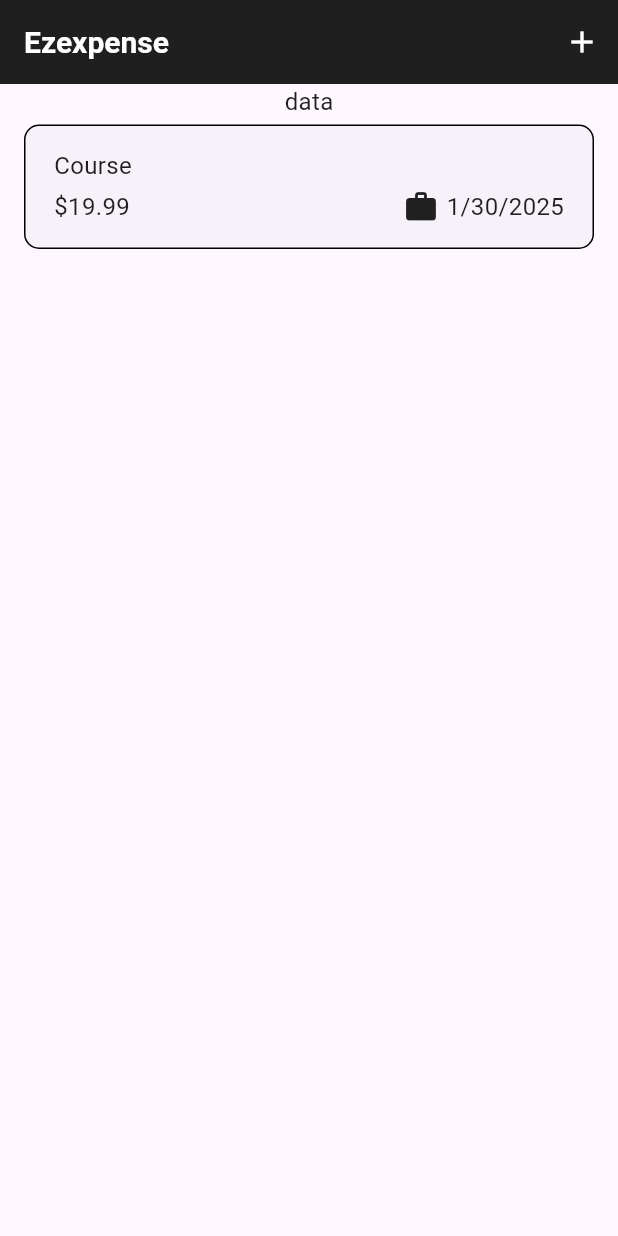
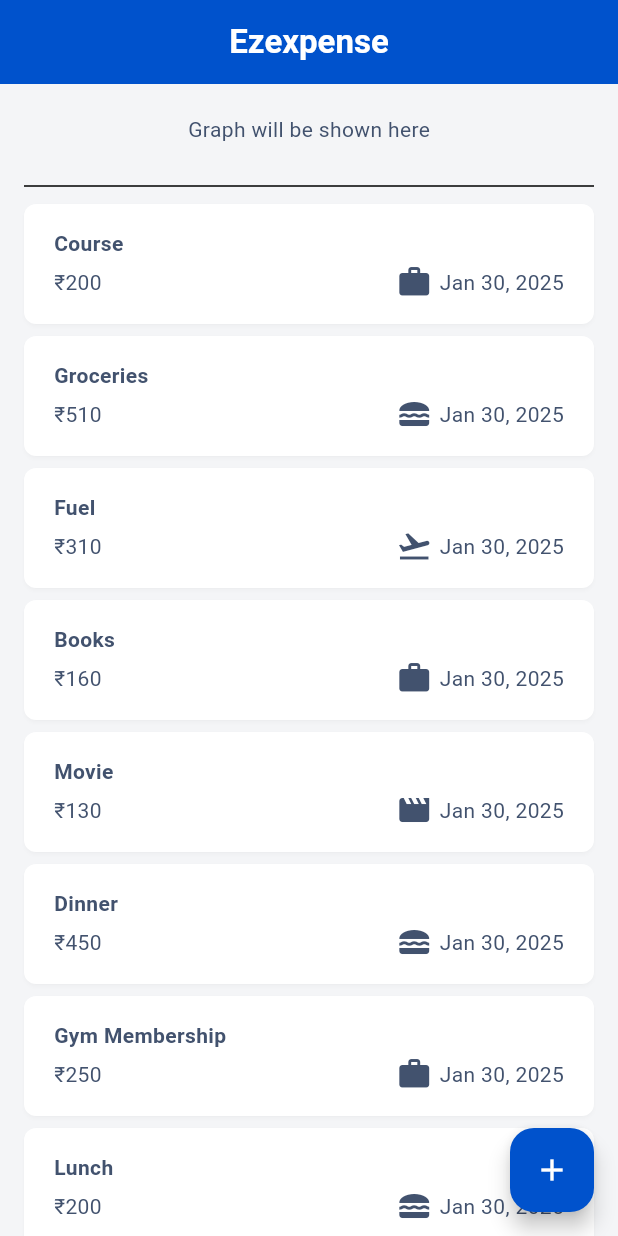
Before and after one commit to ptuxnet/Ezexpenses, a Flutter app: the screen it shows after launch, on a phone screen of 412 x 824 dp. Run offline on Flutter 3.47's test engine with Material 3 defaults, Android fonts, the phone set to English and light mode, and no system bars; drawn by our look-alikes of flutter_slidable.

Commit message:
Change UI and add light theme

```diff
--- a/lib/main.dart
+++ b/lib/main.dart
@@ -1,3 +1,4 @@
+import 'package:ezexpense/themes/color_theme.dart';
 import 'package:ezexpense/widget/expenses.dart';
 import 'package:flutter/material.dart';
 
@@ -11,53 +12,7 @@ class MyApp extends StatelessWidget {
   @override
   Widget build(BuildContext context) {
     return MaterialApp(
-      theme: ThemeData(
-        primaryColor: const Color(0xFF201F1F),
-        primarySwatch: Colors.grey,
-        hintColor: const Color(0xFFACB6B2), // Spun Pearl
-        brightness: Brightness.light,
-        appBarTheme: const AppBarTheme(
-          color: Color(0xFF201F1F), // Dark Black
-          titleTextStyle: TextStyle(
-            color: Colors.white,
-            fontSize: 20,
-            fontWeight: FontWeight.bold,
-          ),
-          iconTheme: IconThemeData(color: Colors.white),
-        ),
-        buttonTheme: const ButtonThemeData(
-          buttonColor: Color(0xFF201F1F), // Dark Black
-          textTheme: ButtonTextTheme.primary,
-        ),
-        textTheme: const TextTheme(
-          displayLarge: TextStyle(
-            fontSize: 32,
-            fontWeight: FontWeight.bold,
-            color: Color(0xFF201F1F), // Dark Black
-          ),
-          titleLarge: TextStyle(
-            fontSize: 20,
-            fontWeight: FontWeight.bold,
-            color: Color(0xFF201F1F), // Dark Black
-          ),
-          bodyMedium: TextStyle(
-            fontSize: 16,
-            color: Color(0xFF201F1F), // Dark Black
-          ),
-          labelLarge: TextStyle(
-            fontSize: 14,
-            fontWeight: FontWeight.bold,
-            color: Colors.white, // White color for button text
-          ),
-        ),
-        inputDecorationTheme: const InputDecorationTheme(
-          border: OutlineInputBorder(),
-          focusedBorder: OutlineInputBorder(
-            borderSide: BorderSide(color: Color(0xFF201F1F)), // Dark Black
-          ),
-          labelStyle: TextStyle(color: Color(0xFF201F1F)), // Dark Black
-        ),
-      ),
+      theme: appTheme,
       home: const Expenses(),
       debugShowCheckedModeBanner: false,
     );
--- a/lib/model/expense_model.dart
+++ b/lib/model/expense_model.dart
@@ -4,7 +4,7 @@ import 'package:uuid/uuid.dart';
 
 const uuid = Uuid();
 
-final formatter = DateFormat.yMd();
+final formatter = DateFormat.yMMMd();
 
 enum Category { food, travel, leisure, work }
 
@@ -25,7 +25,7 @@ class Expense {
 
   final String id;
   final String title;
-  final double amount;
+  final int amount;
   final DateTime date;
   final Category category;
 
--- /dev/null
+++ b/lib/themes/color_theme.dart
@@ -0,0 +1,41 @@
+import 'package:flutter/material.dart';
+
+final ThemeData appTheme = ThemeData(
+  primaryColor: const Color(0xFF0052CC), // Brand Primary Default 600
+  colorScheme: const ColorScheme(
+    primary: Color(0xFF0052CC), // Brand Primary Default 600
+    secondary: Color(0xFF253858), // Secondary Default 600
+    surface: Color(0xFFFFFFFF),
+    error: Color(0xFFDE350B), // Error Default 600
+    onPrimary: Colors.white,
+    onSecondary: Colors.white,
+    onSurface: Colors.black,
+    onError: Colors.white,
+    brightness: Brightness.light,
+  ),
+  scaffoldBackgroundColor: const Color(0xFFF4F5F7),
+  appBarTheme: const AppBarTheme(
+    color: Color(0xFF0052CC),
+    elevation: 0,
+    iconTheme: IconThemeData(color: Colors.white),
+  ),
+  buttonTheme: const ButtonThemeData(
+    buttonColor: Color(0xFF0052CC),
+    textTheme: ButtonTextTheme.primary,
+  ),
+  textTheme: const TextTheme(
+    displayLarge: TextStyle(
+        fontSize: 32, fontWeight: FontWeight.bold, color: Color(0xFF172B4D)),
+    displayMedium: TextStyle(
+        fontSize: 28, fontWeight: FontWeight.bold, color: Color(0xFF172B4D)),
+    bodyLarge: TextStyle(fontSize: 16, color: Color(0xFF42526E)),
+    bodyMedium: TextStyle(fontSize: 14, color: Color(0xFF42526E)),
+    bodySmall: TextStyle(fontSize: 12, color: Color(0xFF6B778C)),
+  ),
+  cardTheme: CardTheme(
+    color: Colors.white,
+    shadowColor: Colors.black12,
+    shape: RoundedRectangleBorder(borderRadius: BorderRadius.circular(8)),
+  ),
+  iconTheme: const IconThemeData(color: Color(0xFF42526E)),
+);
--- a/lib/widget/expenses.dart
+++ b/lib/widget/expenses.dart
@@ -14,7 +14,67 @@ class _ExpensesState extends State<Expenses> {
   final List<Expense> _registeredExpenses = [
     Expense(
       title: 'Course',
-      amount: 19.99,
+      amount: 200,
+      date: DateTime.now(),
+      category: Category.work,
+    ),
+    Expense(
+      title: 'Groceries',
+      amount: 510,
+      date: DateTime.now(),
+      category: Category.food,
+    ),
+    Expense(
+      title: 'Fuel',
+      amount: 310,
+      date: DateTime.now(),
+      category: Category.travel,
+    ),
+    Expense(
+      title: 'Books',
+      amount: 160,
+      date: DateTime.now(),
+      category: Category.work,
+    ),
+    Expense(
+      title: 'Movie',
+      amount: 130,
+      date: DateTime.now(),
+      category: Category.leisure,
+    ),
+    Expense(
+      title: 'Dinner',
+      amount: 450,
+      date: DateTime.now(),
+      category: Category.food,
+    ),
+    Expense(
+      title: 'Gym Membership',
+      amount: 250,
+      date: DateTime.now(),
+      category: Category.work,
+    ),
+    Expense(
+      title: 'Lunch',
+      amount: 200,
+      date: DateTime.now(),
+      category: Category.food,
+    ),
+    Expense(
+      title: 'Taxi',
+      amount: 150,
+      date: DateTime.now(),
+      category: Category.travel,
+    ),
+    Expense(
+      title: 'Concert',
+      amount: 6000,
+      date: DateTime.now(),
+      category: Category.leisure,
+    ),
+    Expense(
+      title: 'Office Supplies',
+      amount: 350,
       date: DateTime.now(),
       category: Category.work,
     ),
@@ -47,11 +107,10 @@ class _ExpensesState extends State<Expenses> {
     ScaffoldMessenger.of(context).clearSnackBars();
     ScaffoldMessenger.of(context).showSnackBar(
       SnackBar(
-        backgroundColor: Colors.indigo,
-        behavior: SnackBarBehavior.floating,
+        duration: const Duration(seconds: 2),
         content: const Text('Your Expense has been deleted'),
         action: SnackBarAction(
-          label: 'Undo',
+          label: 'UNDO',
           onPressed: () {
             setState(() {
               _registeredExpenses.insert(expenseIndex, expense);
@@ -76,24 +135,37 @@ class _ExpensesState extends State<Expenses> {
     }
     return Scaffold(
       appBar: AppBar(
-        title: const Text('Ezexpense'),
-        actions: [
-          IconButton(
-            onPressed: _openAddExpenseOverlay,
-            icon: const Icon(Icons.add),
-          ),
-        ],
+        centerTitle: true,
+        backgroundColor: Theme.of(context).primaryColor,
+        title: const Text(
+          'Ezexpense',
+          style: TextStyle(color: Colors.white, fontWeight: FontWeight.bold),
+        ),
       ),
       body: Center(
         child: Column(
           children: [
-            const Text('data'),
+            const SizedBox(
+              height: 20,
+            ),
+            const Text('Graph will be shown here'),
+            const SizedBox(
+              height: 20,
+            ),
+            const Padding(
+              padding: EdgeInsets.symmetric(horizontal: 16.0),
+              child: Divider(),
+            ),
             Expanded(
               child: mainContent,
             )
           ],
         ),
       ),
+      floatingActionButton: FloatingActionButton(
+        onPressed: _openAddExpenseOverlay,
+        child: const Icon(Icons.add),
+      ),
     );
   }
 }
--- a/lib/widget/expenses_item.dart
+++ b/lib/widget/expenses_item.dart
@@ -14,10 +14,7 @@ class ExpensesItem extends StatelessWidget {
     return Padding(
       padding: const EdgeInsets.symmetric(horizontal: 12),
       child: Card(
-        elevation: 0.0,
-        shape: OutlineInputBorder(
-          borderRadius: BorderRadius.circular(10),
-        ),
+        elevation: 1.0,
         child: Padding(
           padding: const EdgeInsets.symmetric(
             horizontal: 20,
@@ -26,13 +23,16 @@ class ExpensesItem extends StatelessWidget {
           child: Column(
             crossAxisAlignment: CrossAxisAlignment.start,
             children: [
-              Text(expense.title),
+              Text(
+                expense.title,
+                style: const TextStyle(fontWeight: FontWeight.bold),
+              ),
               const SizedBox(
                 height: 4,
               ),
               Row(
                 children: [
-                  Text('\$${expense.amount.toStringAsFixed(2)}'),
+                  Text('₹${expense.amount}'),
                   const Spacer(),
                   Row(
                     children: [
--- a/lib/widget/expenses_list.dart
+++ b/lib/widget/expenses_list.dart
@@ -1,6 +1,7 @@
 import 'package:ezexpense/model/expense_model.dart';
 import 'package:ezexpense/widget/expenses_item.dart';
 import 'package:flutter/material.dart';
+import 'package:flutter_slidable/flutter_slidable.dart';
 
 class ExpensesList extends StatelessWidget {
   const ExpensesList({
@@ -16,8 +17,58 @@ class ExpensesList extends StatelessWidget {
   Widget build(BuildContext context) {
     return ListView.builder(
       itemCount: expenses.length,
-      itemBuilder: (ctx, index) => ExpensesItem(
-        expenses[index],
+      itemBuilder: (ctx, index) => Slidable(
+        closeOnScroll: true,
+        endActionPane: ActionPane(
+          motion: const ScrollMotion(),
+          children: [
+            SlidableAction(
+              onPressed: (context) {},
+              backgroundColor: Colors.white,
+              foregroundColor: Colors.black,
+              icon: Icons.edit_sharp,
+              label: 'Edit',
+              borderRadius: BorderRadius.circular(10),
+            ),
+            SlidableAction(
+              onPressed: (context) =>
+                  _showConfirmationDialog(context, expenses[index]),
+              backgroundColor: Colors.red.shade400,
+              foregroundColor: Colors.white,
+              icon: Icons.delete,
+              label: 'Delete',
+              borderRadius: BorderRadius.circular(10),
+            ),
+          ],
+        ),
+        child: ExpensesItem(
+          expenses[index],
+        ),
+      ),
+    );
+  }
+
+  void _showConfirmationDialog(BuildContext context, Expense expense) {
+    showDialog(
+      context: context,
+      builder: (ctx) => AlertDialog(
+        title: const Text('Confirm Deletion'),
+        content: const Text('Are you sure you want to delete this expense?'),
+        actions: [
+          TextButton(
+            onPressed: () {
+              Navigator.of(ctx).pop();
+            },
+            child: const Text('Cancel'),
+          ),
+          TextButton(
+            onPressed: () {
+              Navigator.of(ctx).pop();
+              onRemoveExpense(expense);
+            },
+            child: const Text('Delete'),
+          ),
+        ],
       ),
     );
   }
--- a/lib/widget/new_expense.dart
+++ b/lib/widget/new_expense.dart
@@ -23,7 +23,7 @@ class _NewExpenseState extends State<NewExpense> {
   Category _selectedCategory = Category.food;
 
   void _submitExpenseData() {
-    final enteredAmount = double.tryParse(_amountController.text);
+    final enteredAmount = int.tryParse(_amountController.text);
     final amountIsInvalid = enteredAmount == null || enteredAmount <= 0;
 
     if (_titleController.text.trim().isEmpty ||
@@ -82,7 +82,7 @@ class _NewExpenseState extends State<NewExpense> {
   @override
   Widget build(BuildContext context) {
     return FractionallySizedBox(
-      heightFactor: 0.9,
+      heightFactor: 0.65,
       child: Padding(
         padding: const EdgeInsets.fromLTRB(16, 48, 16, 16),
         child: SingleChildScrollView(
--- a/pubspec.yaml
+++ b/pubspec.yaml
@@ -38,6 +38,7 @@ dependencies:
   uuid: ^4.5.1
   intl: ^0.20.1
   google_fonts: ^6.2.1
+  flutter_slidable: ^4.0.0
 
 dev_dependencies:
   flutter_test:
```
Also changed, not shown: pubspec.lock.
